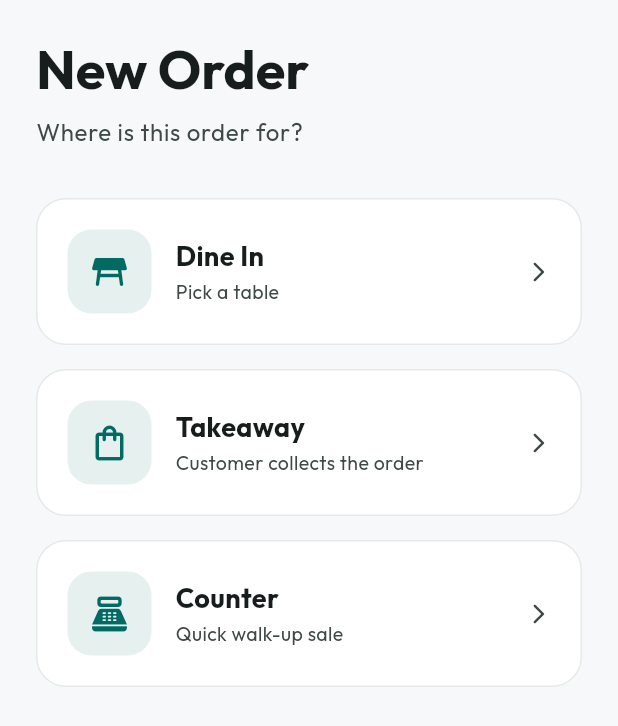
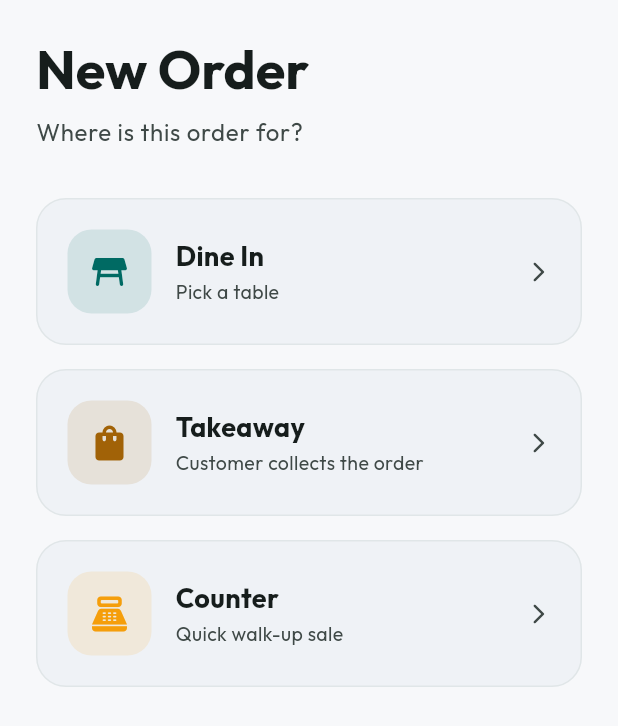
Before and after one commit to Naikhet18/Aven, a Flutter app: the NewOrderScreen screen opened by its route, on a phone screen of 412 x 824 dp. Shown: the top 726 px of the screen. Run offline on Flutter 3.47's test engine with Material 3 defaults, Android fonts, the phone set to English and light mode, and no system bars; our stand-ins replace connectivity_plus, csv, drift, drift_sqflite, fl_chart, flutter_riverpod and 6 more; missing offline and left inert: esc_pos_utils_plus, mobile_scanner, print_bluetooth_thermal; accounts and stored records are empty; generated files the repository leaves out were written again; statements that could not run were skipped.

Commit message:
Extend M3 Expressive treatment to the New Order and Checkout flow
The app's single most-used path (pick order type -> build cart -> pay) was
still using flat scheme.surface cards from before the tonal theme change,
plus raw InkWell/AnimatedContainer instead of the app's now-standard
PressableScale feedback. Brought it in line:

- Order type picker (Dine In/Takeaway/Counter): tonal cards, PressableScale,
  and a distinct accent color per type (primary/tertiary/secondary) instead
  of identical teal icons, so the three options scan faster.
- Menu item cards and the selected category pill: tonal surface / gradient
  fill matching the Dashboard's quick-action button treatment.
- Checkout sheet's order summary card, payment method cards, and quick-cash
  pills: same tonal/gradient/PressableScale treatment, consistent with the
  rest of the app for the screen that handles real money.

Co-Authored-By: Claude Sonnet 5 <noreply@anthropic.com>

```diff
--- a/lib/features/orders/widgets/order_setup_view.dart
+++ b/lib/features/orders/widgets/order_setup_view.dart
@@ -1,6 +1,7 @@
 import 'package:flutter/material.dart';
 import 'package:flutter/services.dart';
 import 'package:khao_piyo_pos/features/orders/widgets/table_grid.dart';
+import 'package:khao_piyo_pos/shared/widgets/pressable_scale.dart';
 
 /// The very first thing a cashier sees when starting a new order: pick the
 /// order type, and for Dine In, which table it's for. Takeaway/Counter need
@@ -76,13 +77,15 @@ class _OrderTypeStep extends StatelessWidget {
             icon: Icons.table_restaurant_rounded,
             title: 'Dine In',
             subtitle: 'Pick a table',
+            color: Theme.of(context).colorScheme.primary,
             onTap: () => onChoose('DINE_IN'),
           ),
           const SizedBox(height: 16),
           _OrderTypeCard(
-            icon: Icons.shopping_bag_outlined,
+            icon: Icons.shopping_bag_rounded,
             title: 'Takeaway',
             subtitle: 'Customer collects the order',
+            color: Theme.of(context).colorScheme.tertiary,
             onTap: () => onChoose('TAKEAWAY'),
           ),
           const SizedBox(height: 16),
@@ -90,6 +93,7 @@ class _OrderTypeStep extends StatelessWidget {
             icon: Icons.point_of_sale_rounded,
             title: 'Counter',
             subtitle: 'Quick walk-up sale',
+            color: Theme.of(context).colorScheme.secondary,
             onTap: () => onChoose('COUNTER'),
           ),
         ],
@@ -102,31 +106,31 @@ class _OrderTypeCard extends StatelessWidget {
   final IconData icon;
   final String title;
   final String subtitle;
+  final Color color;
   final VoidCallback onTap;
 
-  const _OrderTypeCard({required this.icon, required this.title, required this.subtitle, required this.onTap});
+  const _OrderTypeCard({required this.icon, required this.title, required this.subtitle, required this.color, required this.onTap});
 
   @override
   Widget build(BuildContext context) {
     final scheme = Theme.of(context).colorScheme;
-    return Material(
-      color: Colors.transparent,
-      child: InkWell(
+    return PressableScale(
       onTap: onTap,
-        borderRadius: BorderRadius.circular(20),
+      scaleDown: 0.98,
+      semanticLabel: '$title, $subtitle',
       child: Container(
         padding: const EdgeInsets.all(20),
         decoration: BoxDecoration(
-            color: scheme.surface,
+          color: scheme.surfaceContainerLow,
           borderRadius: BorderRadius.circular(20),
-            border: Border.all(color: scheme.outlineVariant.withValues(alpha: 0.4)),
+          border: Border.all(color: scheme.outlineVariant.withValues(alpha: 0.3)),
         ),
         child: Row(
           children: [
             Container(
               padding: const EdgeInsets.all(14),
-                decoration: BoxDecoration(color: scheme.primary.withValues(alpha: 0.1), borderRadius: BorderRadius.circular(16)),
-                child: Icon(icon, color: scheme.primary, size: 28),
+              decoration: BoxDecoration(color: color.withValues(alpha: 0.12), borderRadius: BorderRadius.circular(16)),
+              child: Icon(icon, color: color, size: 28),
             ),
             const SizedBox(width: 16),
             Expanded(
@@ -141,7 +145,6 @@ class _OrderTypeCard extends StatelessWidget {
             ),
             Icon(Icons.arrow_forward_ios_rounded, size: 16, color: scheme.onSurfaceVariant),
           ],
-          ),
         ),
       ),
     );
```
Also changed, not shown: lib/features/orders/presentation/new_order_screen.dart (+6 -4 lines), lib/features/orders/widgets/checkout_sheet.dart (+25 -14 lines). Lines whose indentation alone changed are shown as unchanged.
